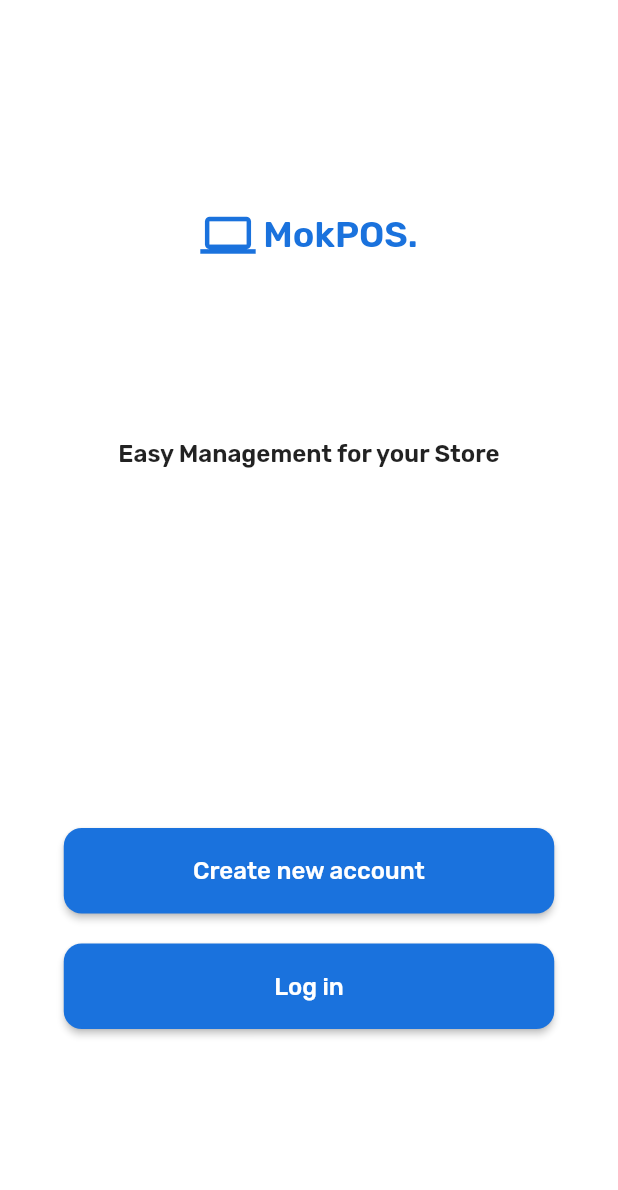
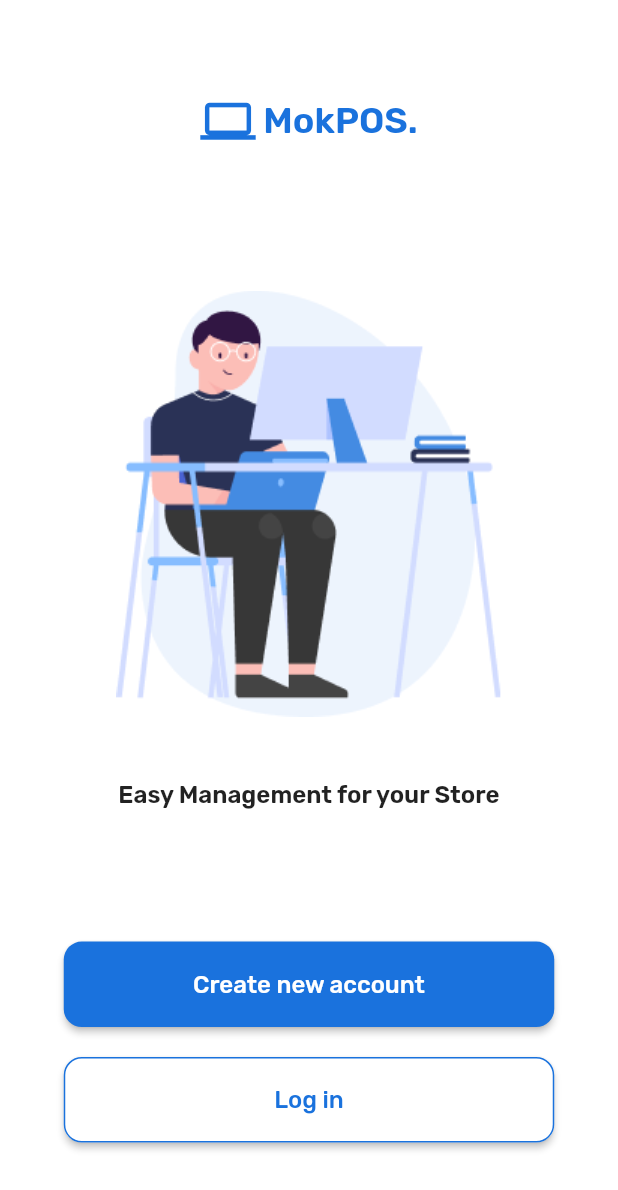
Before and after one commit to maswin312/point_of_sale_ui, a Flutter app: the screen it shows after launch, on a phone screen of 412 x 824 dp. Shown: the top 1190 px of the screen. Run offline on Flutter 3.47's test engine with Material 2 defaults, Android fonts, the phone set to English and light mode, and no system bars; our stand-ins replace google_fonts.

Commit message:
add images assets

```diff
--- a/lib/screens/home_screen.dart
+++ b/lib/screens/home_screen.dart
@@ -38,6 +38,10 @@ class HomeScreen extends StatelessWidget {
                 ),
               ],
             ),
+            const SizedBox(
+              height: 10,
+            ),
+            Image.asset('assets/images/6.png'),
             const Text(
               "Easy Management for your Store",
               style: TextStyle(
@@ -80,8 +84,13 @@ class HomeScreen extends StatelessWidget {
                   child: ElevatedButton(
                     onPressed: () {},
                     style: ButtonStyle(
+                      backgroundColor: MaterialStateProperty.all(Colors.white),
                       shape: MaterialStateProperty.all<RoundedRectangleBorder>(
                         RoundedRectangleBorder(
+                          side: const BorderSide(
+                            width: 1,
+                            color: Color(0xff1A72DD),
+                          ),
                           borderRadius: BorderRadius.circular(12),
                         ),
                       ),
@@ -89,6 +98,7 @@ class HomeScreen extends StatelessWidget {
                     child: const Text(
                       "Log in",
                       style: TextStyle(
+                        color: Color(0xff1A72DD),
                         fontSize: 16,
                         fontWeight: FontWeight.w500,
                       ),
--- a/pubspec.yaml
+++ b/pubspec.yaml
@@ -63,6 +63,7 @@ flutter:
   # To add assets to your application, add an assets section, like this:
   assets:
     - google_fonts/
+    - assets/images/
   #   - images/a_dot_burr.jpeg
   #   - images/a_dot_ham.jpeg
 
```
Also changed, not shown: assets/images/6.png (added).
